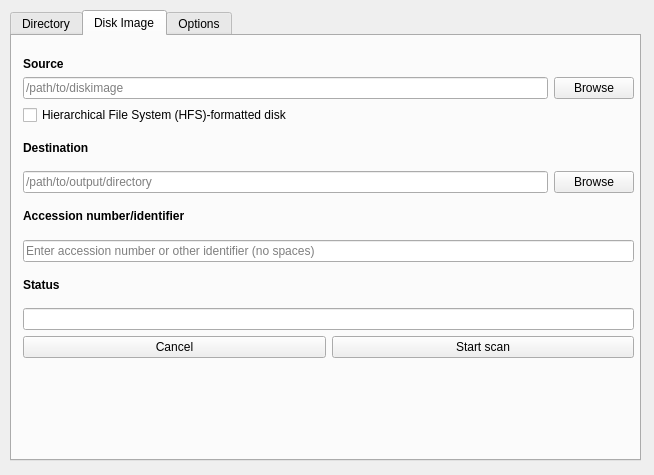
This is design.ui in tw4l/brunnhilde-gui as Qt 5 draws it before an edit. The edited form follows.
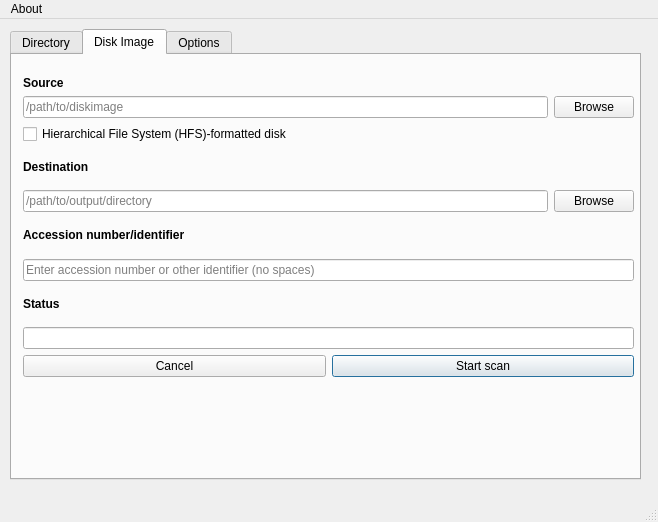
This is the edited form. The open tabs and pages were chosen to show the change.

Commit message: Add About menu

Diff of the .ui file:
```diff
--- a/design.ui
+++ b/design.ui
@@ -1,18 +1,19 @@
 <?xml version="1.0" encoding="UTF-8"?>
 <ui version="4.0">
  <class>Brunnhilde</class>
- <widget class="QDialog" name="Brunnhilde">
+ <widget class="QMainWindow" name="Brunnhilde">
   <property name="geometry">
    <rect>
     <x>0</x>
     <y>0</y>
-    <width>654</width>
-    <height>475</height>
+    <width>658</width>
+    <height>522</height>
    </rect>
   </property>
   <property name="windowTitle">
    <string>Brunnhilde</string>
   </property>
+  <widget class="QWidget" name="centralwidget">
   <widget class="QTabWidget" name="tabWidget">
    <property name="geometry">
     <rect>
@@ -163,7 +164,7 @@
     <attribute name="title">
      <string>Disk Image</string>
     </attribute>
-    <widget class="QWidget" name="layoutWidget">
+     <widget class="QWidget" name="layoutWidget_2">
      <property name="geometry">
       <rect>
        <x>11</x>
@@ -483,6 +484,33 @@
    </widget>
   </widget>
  </widget>
+  <widget class="QStatusBar" name="statusbar"/>
+  <widget class="QMenuBar" name="menubar">
+   <property name="geometry">
+    <rect>
+     <x>0</x>
+     <y>0</y>
+     <width>658</width>
+     <height>25</height>
+    </rect>
+   </property>
+   <widget class="QMenu" name="menuAbout">
+    <property name="title">
+     <string>About</string>
+    </property>
+    <addaction name="actionAbout"/>
+   </widget>
+   <addaction name="menuAbout"/>
+  </widget>
+  <action name="actionAbout">
+   <property name="text">
+    <string>About</string>
+   </property>
+   <property name="toolTip">
+    <string>About</string>
+   </property>
+  </action>
+ </widget>
  <resources/>
  <connections/>
  <buttongroups>
```
Left out of the diff: 21 changed lines with no effect on the pictures. Lines whose indentation alone changed are shown as unchanged. The commit also changes 2 other files.
